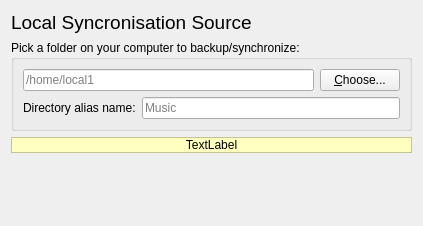
This is src/mirall/folderwizardsourcepage.ui in nextcloud/desktop as Qt 5 draws it before an edit. The edited form follows.
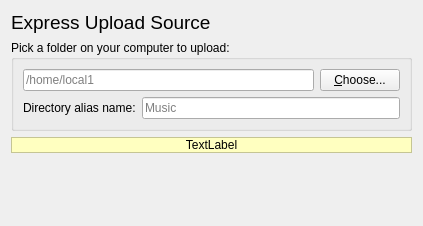
This is the edited form.

Commit message: - polished the folder wizard - bugfixes - added user warnings if remote root dir is picked.

Diff of the .ui file:
```diff
--- a/src/mirall/folderwizardsourcepage.ui
+++ b/src/mirall/folderwizardsourcepage.ui
@@ -22,14 +22,14 @@
       </font>
      </property>
      <property name="text">
-      <string>Local Syncronisation Source</string>
+      <string>Express Upload Source</string>
      </property>
     </widget>
    </item>
    <item row="1" column="0">
     <widget class="QGroupBox" name="groupBox">
      <property name="title">
-      <string>Pick a folder on your computer to backup/synchronize:</string>
+      <string>Pick a folder on your computer to upload:</string>
      </property>
      <layout class="QGridLayout" name="gridLayout">
       <item row="0" column="0">
```
The commit also changes 8 other files.
